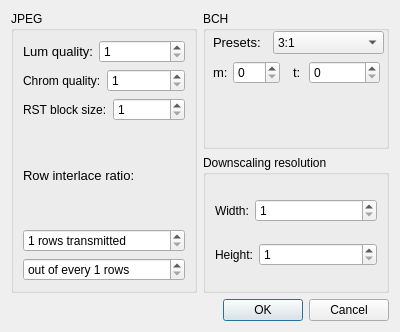
Old version of the form Corrupt/settingsdialog.ui in the repository snikulov/vidstream.
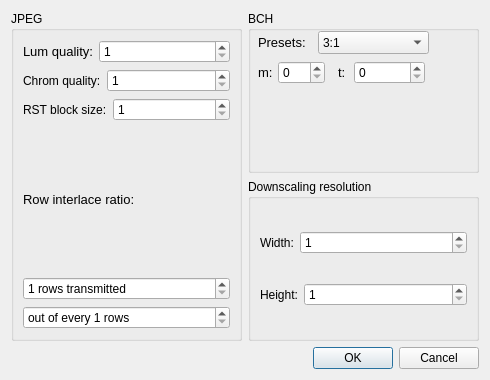
New version of the form.

Commit message: display bch params

The edit to the form file:
```diff
--- a/Corrupt/settingsdialog.ui
+++ b/Corrupt/settingsdialog.ui
@@ -6,8 +6,8 @@
    <rect>
     <x>0</x>
     <y>0</y>
-    <width>400</width>
-    <height>332</height>
+    <width>490</width>
+    <height>380</height>
    </rect>
   </property>
   <property name="windowTitle">
@@ -165,6 +165,19 @@
        <string>t:</string>
       </property>
      </widget>
+     <widget class="QLabel" name="bchInfoLabel">
+      <property name="geometry">
+       <rect>
+        <x>10</x>
+        <y>80</y>
+        <width>221</width>
+        <height>81</height>
+       </rect>
+      </property>
+      <property name="text">
+       <string/>
+      </property>
+     </widget>
     </widget>
    </item>
    <item row="1" column="1">
```
The commit also changes 2 other files.
